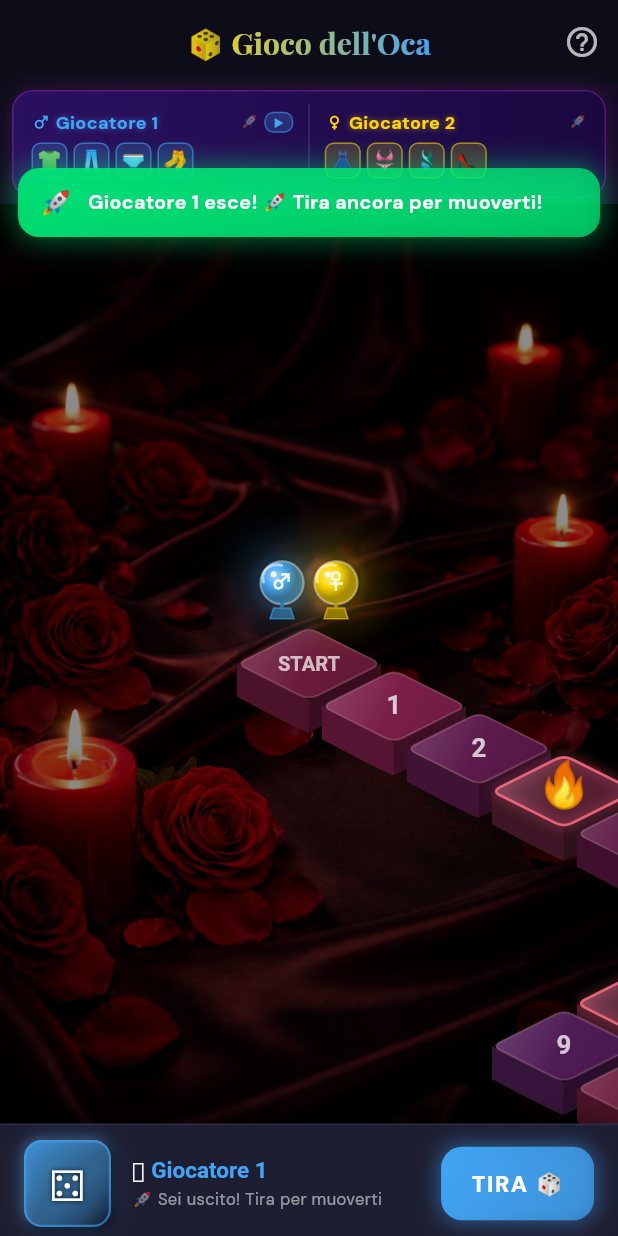
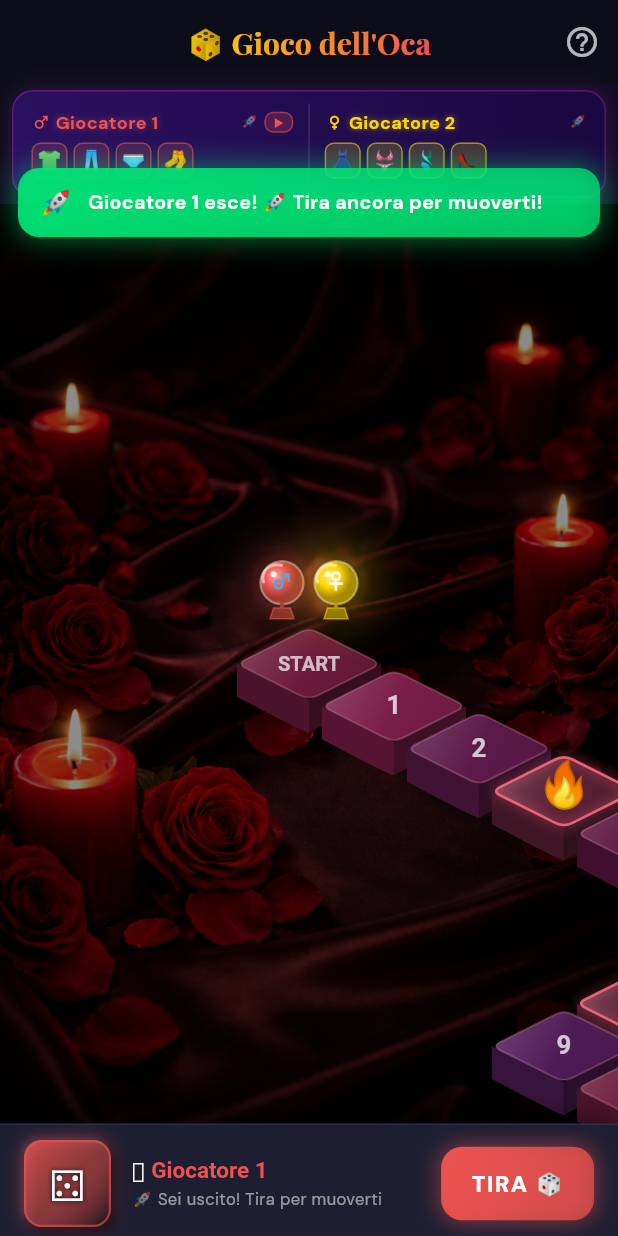
Before and after one commit to godcorpspa/kamasutra_app, a Flutter app: the GoosePlayScreen screen opened by its route, after a tap on "TIRA 🎲", on a phone screen of 412 x 824 dp. Run offline on Flutter 3.47's test engine with Material 3 defaults, Android fonts, the phone set to English and light mode, and no system bars; our stand-ins replace audioplayers, cloud_firestore, confetti, easy_localization, equatable, firebase_auth and 7 more; accounts and stored records are empty; network calls fail; project files that could hold a hidden picture were left out.

Commit message:
style: blue male symbol on red pawn
Restore red pawn color for player 1, only the ♂ symbol is now blue.

https://claude.ai/code/session_01XmffwdbTFmGsZmZm7WxECZ

```diff
--- a/lib/features/games/goose_game/presentation/goose_play_screen.dart
+++ b/lib/features/games/goose_game/presentation/goose_play_screen.dart
@@ -19,7 +19,7 @@ const _kRed      = Color(0xFFFF3B5C);
 const _kGreen    = Color(0xFF00E676);
 const _kOrange   = Color(0xFFFF6D00);
 const _kBlue     = Color(0xFF448AFF);
-const _kP1       = Color(0xFF42A5F5);   // player 1 – blue
+const _kP1       = Color(0xFFEF5350);   // player 1 – red
 const _kP2       = Color(0xFFFFD600);   // player 2 – gold
 
 // ── Clothing slot icons per player ──
@@ -1234,17 +1234,17 @@ class _IsoBoardPainter extends CustomPainter {
     if (!hasP1 && !hasP2) return;
     final baseY = c.dy - hh - 6;
     if (hasP1 && hasP2) {
-      _drawPawn(canvas, Offset(c.dx - 18, baseY), p1Color, '♂');
+      _drawPawn(canvas, Offset(c.dx - 18, baseY), p1Color, '♂', symbolColor: const Color(0xFF42A5F5));
       _drawPawn(canvas, Offset(c.dx + 18, baseY), p2Color, '♀');
     } else if (hasP1) {
-      _drawPawn(canvas, Offset(c.dx, baseY), p1Color, '♂');
+      _drawPawn(canvas, Offset(c.dx, baseY), p1Color, '♂', symbolColor: const Color(0xFF42A5F5));
     } else {
       _drawPawn(canvas, Offset(c.dx, baseY), p2Color, '♀');
     }
   }
 
   // ── Cute glowing gem pawn with heart shape ───────────────────────
-  void _drawPawn(Canvas canvas, Offset base, Color color, String symbol) {
+  void _drawPawn(Canvas canvas, Offset base, Color color, String symbol, {Color? symbolColor}) {
     const s = 16.0;
     final cx = base.dx, cy = base.dy - s * 1.5;
 
@@ -1313,7 +1313,7 @@ class _IsoBoardPainter extends CustomPainter {
 
     // Gender symbol in centre
     _txt(canvas, symbol, Offset(cx, cy), sz: s * 0.85,
-        col: Colors.white.withOpacity(0.9), bold: true);
+        col: symbolColor ?? Colors.white.withOpacity(0.9), bold: true);
 
     // Stem connecting pedestal to gem
     canvas.drawLine(
```
